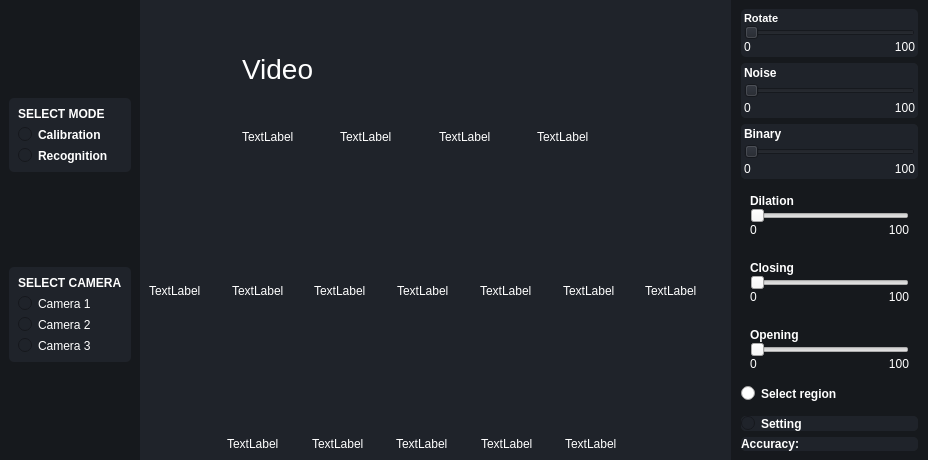
Above: glasCylinders_v2.ui from kuznetsona/gasCylinders before the change. Below: the same form after it.
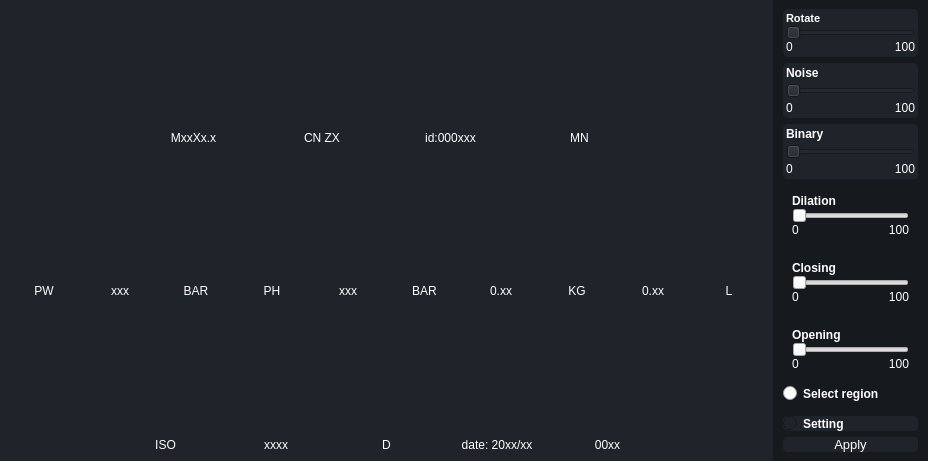
That is the form after the change. Icons and pictures are not drawn.

What changed in the file:
```diff
--- a/glasCylinders_v2.ui
+++ b/glasCylinders_v2.ui
@@ -39,7 +39,7 @@
 }</string>
   </property>
   <widget class="QWidget" name="centralwidget">
-   <layout class="QHBoxLayout" name="horizontalLayout" stretch="1,6,2">
+   <layout class="QHBoxLayout" name="horizontalLayout" stretch="5,1">
     <property name="spacing">
      <number>0</number>
     </property>
@@ -55,168 +55,6 @@
     <property name="bottomMargin">
      <number>0</number>
     </property>
-    <item>
-     <widget class="QFrame" name="modeMenu">
-      <property name="frameShape">
-       <enum>QFrame::StyledPanel</enum>
-      </property>
-      <property name="frameShadow">
-       <enum>QFrame::Raised</enum>
-      </property>
-      <layout class="QVBoxLayout" name="verticalLayout_20">
-       <item>
-        <spacer name="verticalSpacer_3">
-         <property name="orientation">
-          <enum>Qt::Vertical</enum>
-         </property>
-         <property name="sizeHint" stdset="0">
-          <size>
-           <width>20</width>
-           <height>40</height>
-          </size>
-         </property>
-        </spacer>
-       </item>
-       <item>
-        <widget class="QFrame" name="frame_selecrtMode">
-         <property name="styleSheet">
-          <string notr="true">background-color: rgb(31, 35, 42);
-border-radius: 5px;</string>
-         </property>
-         <property name="frameShape">
-          <enum>QFrame::StyledPanel</enum>
-         </property>
-         <property name="frameShadow">
-          <enum>QFrame::Raised</enum>
-         </property>
-         <layout class="QVBoxLayout" name="verticalLayout_39">
-          <item>
-           <widget class="QLabel" name="label_2">
-            <property name="font">
-             <font>
-              <weight>75</weight>
-              <italic>false</italic>
-              <bold>true</bold>
-              <underline>false</underline>
-              <strikeout>false</strikeout>
-             </font>
-            </property>
-            <property name="text">
-             <string>SELECT MODE</string>
-            </property>
-           </widget>
-          </item>
-          <item>
-           <widget class="QRadioButton" name="radioButton_calibration">
-            <property name="font">
-             <font>
-              <weight>75</weight>
-              <bold>true</bold>
-             </font>
-            </property>
-            <property name="text">
-             <string>Calibration</string>
-            </property>
-           </widget>
-          </item>
-          <item>
-           <widget class="QRadioButton" name="radioButton_recognition">
-            <property name="font">
-             <font>
-              <weight>75</weight>
-              <bold>true</bold>
-             </font>
-            </property>
-            <property name="text">
-             <string>Recognition</string>
-            </property>
-           </widget>
-          </item>
-         </layout>
-        </widget>
-       </item>
-       <item>
-        <spacer name="verticalSpacer_2">
-         <property name="orientation">
-          <enum>Qt::Vertical</enum>
-         </property>
-         <property name="sizeHint" stdset="0">
-          <size>
-           <width>20</width>
-           <height>40</height>
-          </size>
-         </property>
-        </spacer>
-       </item>
-       <item>
-        <widget class="QFrame" name="frame_selectCamera">
-         <property name="styleSheet">
-          <string notr="true">background-color: rgb(31, 35, 42);
-border-radius: 5px;</string>
-         </property>
-         <property name="frameShape">
-          <enum>QFrame::StyledPanel</enum>
-         </property>
-         <property name="frameShadow">
-          <enum>QFrame::Raised</enum>
-         </property>
-         <layout class="QVBoxLayout" name="verticalLayout_30" stretch="0,0,1,0">
-          <item>
-           <widget class="QLabel" name="label">
-            <property name="font">
-             <font>
-              <weight>75</weight>
-              <bold>true</bold>
-             </font>
-            </property>
-            <property name="text">
-             <string>SELECT CAMERA</string>
-            </property>
-            <property name="textFormat">
-             <enum>Qt::AutoText</enum>
-            </property>
-           </widget>
-          </item>
-          <item>
-           <widget class="QRadioButton" name="radioButton_camera1">
-            <property name="text">
-             <string>Camera 1</string>
-            </property>
-           </widget>
-          </item>
-          <item>
-           <widget class="QRadioButton" name="radioButton_camera2">
-            <property name="text">
-             <string>Camera 2</string>
-            </property>
-           </widget>
-          </item>
-          <item>
-           <widget class="QRadioButton" name="radioButton_camera3">
-            <property name="text">
-             <string>Camera 3</string>
-            </property>
-           </widget>
-          </item>
-         </layout>
-        </widget>
-       </item>
-       <item>
-        <spacer name="verticalSpacer">
-         <property name="orientation">
-          <enum>Qt::Vertical</enum>
-         </property>
-         <property name="sizeHint" stdset="0">
-          <size>
-           <width>20</width>
-           <height>40</height>
-          </size>
-         </property>
-        </spacer>
-       </item>
-      </layout>
-     </widget>
-    </item>
     <item>
      <widget class="QWidget" name="mainLayout" native="true">
       <layout class="QVBoxLayout" name="verticalLayout_18" stretch="1,1,1">
@@ -301,7 +139,7 @@
                 <bool>true</bool>
                </property>
                <property name="text">
-                <string>Video</string>
+                <string/>
                </property>
                <property name="textFormat">
                 <enum>Qt::RichText</enum>
@@ -323,7 +161,10 @@
                 </sizepolicy>
                </property>
                <property name="text">
-                <string>TextLabel</string>
+                <string>MxxXx.x</string>
+               </property>
+               <property name="alignment">
+                <set>Qt::AlignCenter</set>
                </property>
               </widget>
              </item>
@@ -384,7 +225,10 @@
              <item>
               <widget class="QLabel" name="text_result_01">
                <property name="text">
-                <string>TextLabel</string>
+                <string>CN ZX</string>
+               </property>
+               <property name="alignment">
+                <set>Qt::AlignCenter</set>
                </property>
               </widget>
              </item>
@@ -445,7 +289,10 @@
              <item>
               <widget class="QLabel" name="text_result_02">
                <property name="text">
-                <string>TextLabel</string>
+                <string>id:000xxx</string>
+               </property>
+               <property name="alignment">
+                <set>Qt::AlignCenter</set>
                </property>
               </widget>
              </item>
@@ -509,7 +356,10 @@
              <item>
               <widget class="QLabel" name="text_result_03">
                <property name="text">
-                <string>TextLabel</string>
+                <string>MN</string>
+               </property>
+               <property name="alignment">
+                <set>Qt::AlignCenter</set>
                </property>
               </widget>
              </item>
@@ -540,7 +390,7 @@
          <property name="frameShadow">
           <enum>QFrame::Raised</enum>
          </property>
-         <layout class="QHBoxLayout" name="horizontalLayout_12" stretch="1,1,1,1,1,1,1">
+         <layout class="QHBoxLayout" name="horizontalLayout_12" stretch="1,1,1,1,1,1,1,1,1,1">
           <item>
            <widget class="QFrame" name="frame_10">
             <property name="mouseTracking">
@@ -595,7 +445,10 @@
              <item>
               <widget class="QLabel" name="text_result_10">
                <property name="text">
-                <string>TextLabel</string>
+                <string>PW</string>
+               </property>
+               <property name="alignment">
+                <set>Qt::AlignCenter</set>
                </property>
               </widget>
              </item>
@@ -656,7 +509,10 @@
              <item>
               <widget class="QLabel" name="text_result_11">
                <property name="text">
-                <string>TextLabel</string>
+                <string>xxx</string>
+               </property>
+               <property name="alignment">
+                <set>Qt::AlignCenter</set>
                </property>
               </widget>
              </item>
@@ -717,7 +573,10 @@
              <item>
               <widget class="QLabel" name="text_result_12">
                <property name="text">
-                <string>TextLabel</string>
+                <string>BAR</string>
+               </property>
+               <property name="alignment">
+                <set>Qt::AlignCenter</set>
                </property>
               </widget>
              </item>
@@ -775,7 +634,10 @@
              <item>
               <widget class="QLabel" name="text_result_13">
                <property name="text">
-                <string>TextLabel</string>
+                <string>PH</string>
+               </property>
+               <property name="alignment">
+                <set>Qt::AlignCenter</set>
                </property>
               </widget>
              </item>
@@ -836,7 +698,10 @@
              <item>
               <widget class="QLabel" name="text_result_14">
                <property name="text">
-                <string>TextLabel</string>
+                <string>xxx</string>
+               </property>
+               <property name="alignment">
+                <set>Qt::AlignCenter</set>
                </property>
               </widget>
              </item>
@@ -897,7 +762,10 @@
              <item>
               <widget class="QLabel" name="text_result_15">
                <property name="text">
-                <string>TextLabel</string>
+                <string>BAR</string>
+               </property>
+               <property name="alignment">
+                <set>Qt::AlignCenter</set>
                </property>
               </widget>
              </item>
@@ -958,7 +826,202 @@
              <item>
               <widget class="QLabel" name="text_result_16">
                <property name="text">
-                <string>TextLabel</string>
+                <string>0.xx</string>
+               </property>
+               <property name="alignment">
+                <set>Qt::AlignCenter</set>
+               </property>
+              </widget>
+             </item>
+            </layout>
+           </widget>
+          </item>
+          <item>
+           <widget class="QFrame" name="frame_17">
+            <property name="mouseTracking">
+             <bool>true</bool>
+            </property>
+            <property name="frameShape">
+             <enum>QFrame::StyledPanel</enum>
+            </property>
+            <property name="frameShadow">
+             <enum>QFrame::Raised</enum>
+            </property>
+            <layout class="QVBoxLayout" name="verticalLayout_29">
+             <property name="spacing">
+              <number>0</number>
+             </property>
+             <property name="leftMargin">
+              <number>0</number>
+             </property>
+             <property name="topMargin">
+              <number>0</number>
+             </property>
+             <property name="rightMargin">
+              <number>0</number>
+             </property>
+             <property name="bottomMargin">
+              <number>0</number>
+             </property>
+             <item>
+              <widget class="QLabel" name="videoContainer_17">
+               <property name="sizePolicy">
+                <sizepolicy hsizetype="Expanding" vsizetype="Expanding">
+                 <horstretch>0</horstretch>
+                 <verstretch>0</verstretch>
+                </sizepolicy>
+               </property>
+               <property name="font">
+                <font>
+                 <pointsize>10</pointsize>
+                </font>
+               </property>
+               <property name="mouseTracking">
+                <bool>true</bool>
+               </property>
+               <property name="text">
+                <string/>
+               </property>
+               <property name="pixmap">
+                <pixmap resource="resources.qrc">:/icons8-video-48.png</pixmap>
+               </property>
+              </widget>
+             </item>
+             <item>
+              <widget class="QLabel" name="text_result_17">
+               <property name="text">
+                <string>KG</string>
+               </property>
+               <property name="alignment">
+                <set>Qt::AlignCenter</set>
+               </property>
+              </widget>
+             </item>
+            </layout>
+           </widget>
+          </item>
+          <item>
+           <widget class="QFrame" name="frame_18">
+            <property name="mouseTracking">
+             <bool>true</bool>
+            </property>
+            <property name="frameShape">
+             <enum>QFrame::StyledPanel</enum>
+            </property>
+            <property name="frameShadow">
+             <enum>QFrame::Raised</enum>
+            </property>
+            <layout class="QVBoxLayout" name="verticalLayout_40">
+             <property name="spacing">
+              <number>0</number>
+             </property>
+             <property name="leftMargin">
+              <number>0</number>
+             </property>
+             <property name="topMargin">
+              <number>0</number>
+             </property>
+             <property name="rightMargin">
+              <number>0</number>
+             </property>
+             <property name="bottomMargin">
+              <number>0</number>
+             </property>
+             <item>
+              <widget class="QLabel" name="videoContainer_18">
+               <property name="sizePolicy">
+                <sizepolicy hsizetype="Expanding" vsizetype="Expanding">
+                 <horstretch>0</horstretch>
+                 <verstretch>0</verstretch>
+                </sizepolicy>
+               </property>
+               <property name="font">
+                <font>
+                 <pointsize>10</pointsize>
+                </font>
+               </property>
+               <property name="mouseTracking">
+                <bool>true</bool>
+               </property>
+               <property name="text">
+                <string/>
+               </property>
+               <property name="pixmap">
+                <pixmap resource="resources.qrc">:/icons8-video-48.png</pixmap>
+               </property>
+              </widget>
+             </item>
+             <item>
+              <widget class="QLabel" name="text_result_18">
+               <property name="text">
+                <string>0.xx</string>
+               </property>
+               <property name="alignment">
+                <set>Qt::AlignCenter</set>
+               </property>
+              </widget>
+             </item>
+            </layout>
+           </widget>
+          </item>
+          <item>
+           <widget class="QFrame" name="frame_19">
+            <property name="mouseTracking">
+             <bool>true</bool>
+            </property>
+            <property name="frameShape">
+             <enum>QFrame::StyledPanel</enum>
+            </property>
+            <property name="frameShadow">
+             <enum>QFrame::Raised</enum>
+            </property>
+            <layout class="QVBoxLayout" name="verticalLayout_41">
+             <property name="spacing">
+              <number>0</number>
+             </property>
+             <property name="leftMargin">
+              <number>0</number>
+             </property>
+             <property name="topMargin">
+              <number>0</number>
+             </property>
+             <property name="rightMargin">
+              <number>0</number>
+             </property>
+             <property name="bottomMargin">
+              <number>0</number>
+             </property>
+             <item>
+              <widget class="QLabel" name="videoContainer_19">
+               <property name="sizePolicy">
+                <sizepolicy hsizetype="Expanding" vsizetype="Expanding">
+                 <horstretch>0</horstretch>
+                 <verstretch>0</verstretch>
+                </sizepolicy>
+               </property>
+               <property name="font">
+                <font>
+                 <pointsize>10</pointsize>
+                </font>
+               </property>
+               <property name="mouseTracking">
+                <bool>true</bool>
+               </property>
+               <property name="text">
+                <string/>
+               </property>
+               <property name="pixmap">
+                <pixmap resource="resources.qrc">:/icons8-video-48.png</pixmap>
+               </property>
+              </widget>
+             </item>
+             <item>
+              <widget class="QLabel" name="text_result_19">
+               <property name="text">
+                <string>L</string>
+               </property>
+               <property name="alignment">
+                <set>Qt::AlignCenter</set>
                </property>
               </widget>
              </item>
@@ -1044,7 +1107,10 @@
              <item>
               <widget class="QLabel" name="text_result_20">
                <property name="text">
-                <string>TextLabel</string>
+                <string>ISO</string>
+               </property>
+               <property name="alignment">
+                <set>Qt::AlignCenter</set>
                </property>
               </widget>
              </item>
@@ -1105,7 +1171,10 @@
              <item>
               <widget class="QLabel" name="text_result_21">
                <property name="text">
-                <string>TextLabel</string>
+                <string>xxxx</string>
+               </property>
+               <property name="alignment">
+                <set>Qt::AlignCenter</set>
                </property>
               </widget>
              </item>
@@ -1166,7 +1235,10 @@
              <item>
               <widget class="QLabel" name="text_result_22">
                <property name="text">
-                <string>TextLabel</string>
+                <string>D</string>
+               </property>
+               <property name="alignment">
+                <set>Qt::AlignCenter</set>
                </property>
               </widget>
              </item>
@@ -1227,7 +1299,10 @@
              <item>
               <widget class="QLabel" name="text_result_23">
                <property name="text">
-                <string>TextLabel</string>
+                <string>date: 20xx/xx</string>
+               </property>
+               <property name="alignment">
+                <set>Qt::AlignCenter</set>
                </property>
               </widget>
              </item>
@@ -1288,7 +1363,10 @@
              <item>
               <widget class="QLabel" name="text_result_24">
                <property name="text">
-                <string>TextLabel</string>
+                <string>00xx</string>
+               </property>
+               <property name="alignment">
+                <set>Qt::AlignCenter</set>
                </property>
               </widget>
              </item>
@@ -2033,27 +2111,42 @@
            <number>0</number>
           </property>
           <item>
-           <widget class="QLabel" name="text_accuracy">
+           <widget class="QPushButton" name="pushButton_apply">
+            <property name="sizePolicy">
+             <sizepolicy hsizetype="Minimum" vsizetype="Minimum">
+              <horstretch>0</horstretch>
+              <verstretch>0</verstretch>
+             </sizepolicy>
+            </property>
             <property name="font">
              <font>
-              <weight>75</weight>
-              <bold>true</bold>
+              <pointsize>10</pointsize>
              </font>
             </property>
-            <property name="layoutDirection">
-             <enum>Qt::LeftToRight</enum>
+            <property name="mouseTracking">
+             <bool>true</bool>
             </property>
-            <property name="text">
-             <string>Accuracy:</string>
-            </property>
-            <property name="textFormat">
-             <enum>Qt::AutoText</enum>
-            </property>
-            <property name="scaledContents">
+            <property name="tabletTracking">
              <bool>false</bool>
             </property>
-            <property name="margin">
-             <number>0</number>
+            <property name="text">
+             <string>Apply</string>
+            </property>
+            <property name="icon">
+             <iconset resource="resources.qrc">
+              <normaloff>:/icons-apply.png</normaloff>:/icons-apply.png</iconset>
+            </property>
+            <property name="iconSize">
+             <size>
+              <width>12</width>
+              <height>12</height>
+             </size>
+            </property>
+            <property name="checkable">
+             <bool>true</bool>
+            </property>
+            <property name="checked">
+             <bool>true</bool>
             </property>
            </widget>
           </item>
```
Left out of the diff: 3 changed lines with no effect on the pictures.
